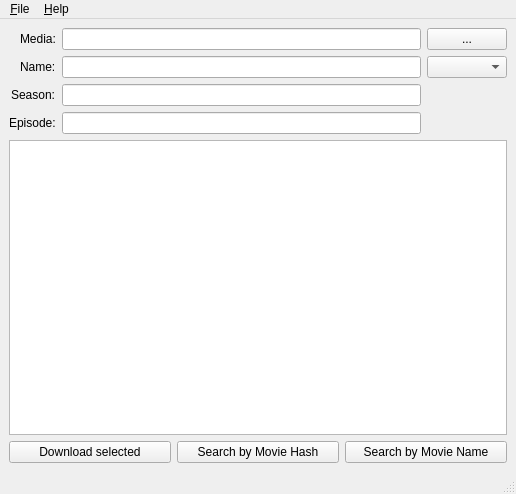
Qt form src/mainwindow.ui (vaurelios/QSubber) before a commit.
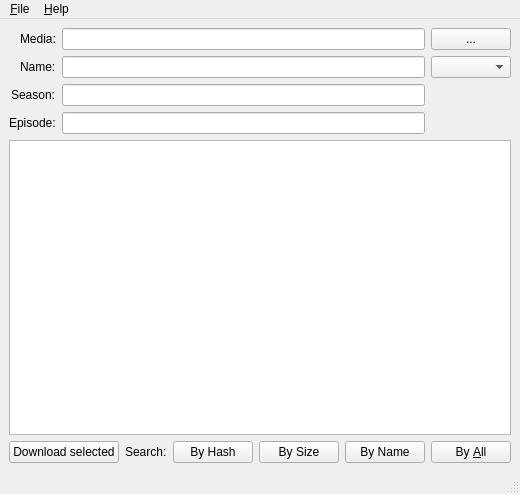
The same form after that commit.

Commit message: add new search functions

The edit to the form file:
```diff
--- a/src/mainwindow.ui
+++ b/src/mainwindow.ui
@@ -14,22 +14,8 @@
    <string>QSubber</string>
   </property>
   <widget class="QWidget" name="centralwidget">
-   <layout class="QGridLayout" name="gridLayout" columnstretch="0,0,0">
-    <item row="6" column="1">
-     <widget class="QPushButton" name="hSearchButton">
-      <property name="text">
-       <string>Search by Movie Hash</string>
-      </property>
-     </widget>
-    </item>
-    <item row="6" column="0">
-     <widget class="QPushButton" name="downloadButton">
-      <property name="text">
-       <string>Download selected</string>
-      </property>
-     </widget>
-    </item>
-    <item row="1" column="0" colspan="3">
+   <layout class="QGridLayout" name="gridLayout" columnstretch="0,0,0,0">
+    <item row="1" column="0" colspan="4">
      <layout class="QGridLayout" name="gridLayout_2">
       <item row="0" column="2">
        <widget class="QPushButton" name="browseButton">
@@ -86,12 +72,51 @@
       </item>
      </layout>
     </item>
-    <item row="6" column="2">
-     <widget class="QPushButton" name="nSearchButton">
-      <property name="text">
-       <string>Search by Movie Name</string>
-      </property>
-     </widget>
+    <item row="6" column="0" colspan="4">
+     <layout class="QHBoxLayout" name="actionsLayout">
+      <item>
+       <widget class="QPushButton" name="downloadButton">
+        <property name="text">
+         <string>Download selected</string>
+        </property>
+       </widget>
+      </item>
+      <item alignment="Qt::AlignRight">
+       <widget class="QLabel" name="searchLabel">
+        <property name="text">
+         <string>Search:</string>
+        </property>
+       </widget>
+      </item>
+      <item>
+       <widget class="QPushButton" name="hSearchButton">
+        <property name="text">
+         <string>By Hash</string>
+        </property>
+       </widget>
+      </item>
+      <item>
+       <widget class="QPushButton" name="sSearchButton">
+        <property name="text">
+         <string>By Size</string>
+        </property>
+       </widget>
+      </item>
+      <item>
+       <widget class="QPushButton" name="nSearchButton">
+        <property name="text">
+         <string>By Name</string>
+        </property>
+       </widget>
+      </item>
+      <item>
+       <widget class="QPushButton" name="aSearchButton">
+        <property name="text">
+         <string>By &amp;All</string>
+        </property>
+       </widget>
+      </item>
+     </layout>
     </item>
    </layout>
   </widget>
@@ -101,7 +126,7 @@
      <x>0</x>
      <y>0</y>
      <width>516</width>
-     <height>21</height>
+     <height>27</height>
     </rect>
    </property>
    <widget class="QMenu" name="menu_File">
```
Left out of the diff: 46 changed lines with no effect on the pictures. The commit also changes 5 other files.
